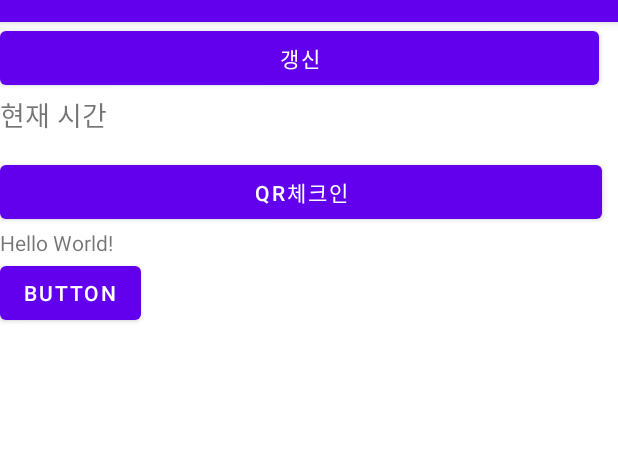
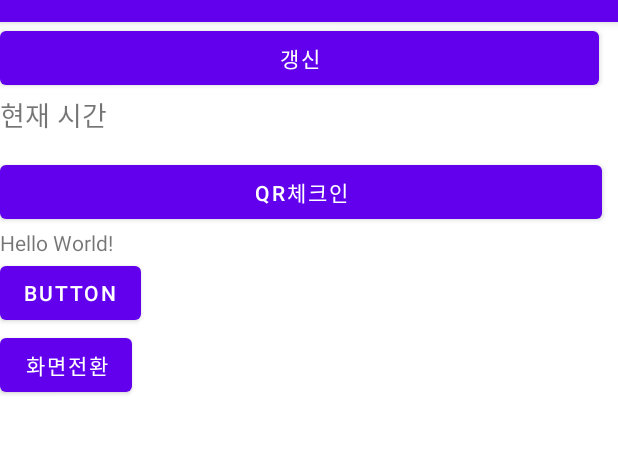
Before and after one commit to dhdlrlgns2/WiMo, an Android app: the screen it shows after launch (MainActivity), on a phone screen of 412 x 824 dp, the part 62-516 px from its top. Run offline under Robolectric (Android 15) with nearby library versions, the phone set to English and light mode, and no system bars.

Commit message:
screen change

```diff
--- a/app/src/main/AndroidManifest.xml
+++ b/app/src/main/AndroidManifest.xml
@@ -19,6 +19,8 @@
                 <category android:name="android.intent.category.LAUNCHER" />
             </intent-filter>
         </activity>
+        <activity android:name=".Info"/>
     </application>
 
+
 </manifest>
--- a/app/src/main/java/com/example/wimo/MainActivity.java
+++ b/app/src/main/java/com/example/wimo/MainActivity.java
@@ -61,6 +61,20 @@ public class MainActivity extends AppCompatActivity implements View.OnClickListe
         super.onCreate(savedInstanceState);
         setContentView(R.layout.activity_main);
 
+
+
+
+        Button imageButton = (Button) findViewById(R.id.btn1);
+        imageButton.setOnClickListener(new View.OnClickListener() {
+
+            @Override
+            public void onClick(View view) {
+                Intent intent = new Intent(getApplicationContext(), Info.class);
+                startActivity(intent);
+            }
+        });
+
+
         if (!checkLocationServicesStatus()) {
 
             showDialogForLocationServiceSetting();
@@ -86,8 +100,6 @@ public class MainActivity extends AppCompatActivity implements View.OnClickListe
 
                 String address = getCurrentAddress(latitude, longitude);
                 textview_address.setText(address);
-
-                Toast.makeText(MainActivity.this, "현재위치 \n위도 " + latitude + "\n경도 " + longitude, Toast.LENGTH_LONG).show();
             }
         });
 
@@ -312,4 +324,6 @@ public class MainActivity extends AppCompatActivity implements View.OnClickListe
                 || locationManager.isProviderEnabled(LocationManager.NETWORK_PROVIDER);
     }
 
+
+
 }
--- a/app/src/main/res/layout/activity_main.xml
+++ b/app/src/main/res/layout/activity_main.xml
@@ -54,6 +54,13 @@
             app:layout_constraintRight_toRightOf="parent"
             app:layout_constraintTop_toBottomOf="@+id/textview" />
 
+        <Button
+            android:id="@+id/btn1"
+
+            android:layout_width="wrap_content"
+            android:layout_height="wrap_content"
+            android:text="화면전환"/>
+
 
 
     </LinearLayout>
```
Also changed, not shown: app/src/main/java/com/example/wimo/Info.java (added, +15 -0 lines), app/src/main/res/layout/sub_layout.xml (added, +12 -0 lines).
